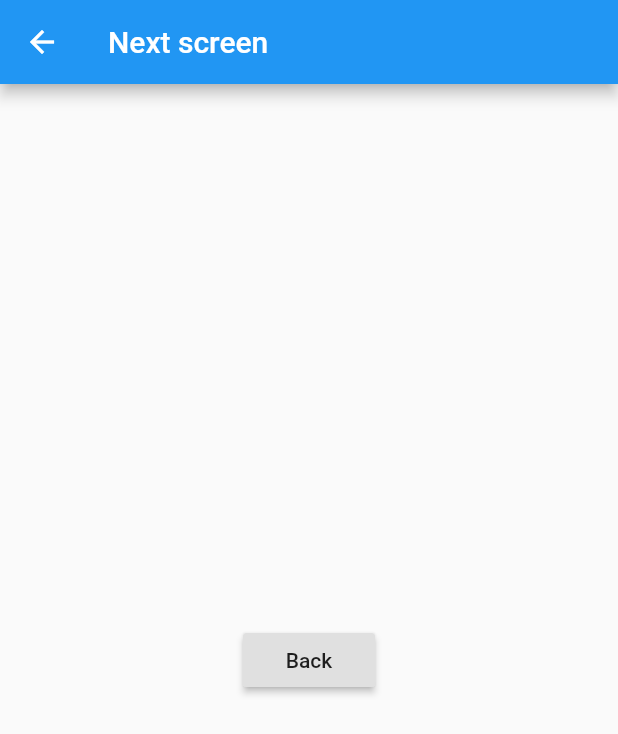
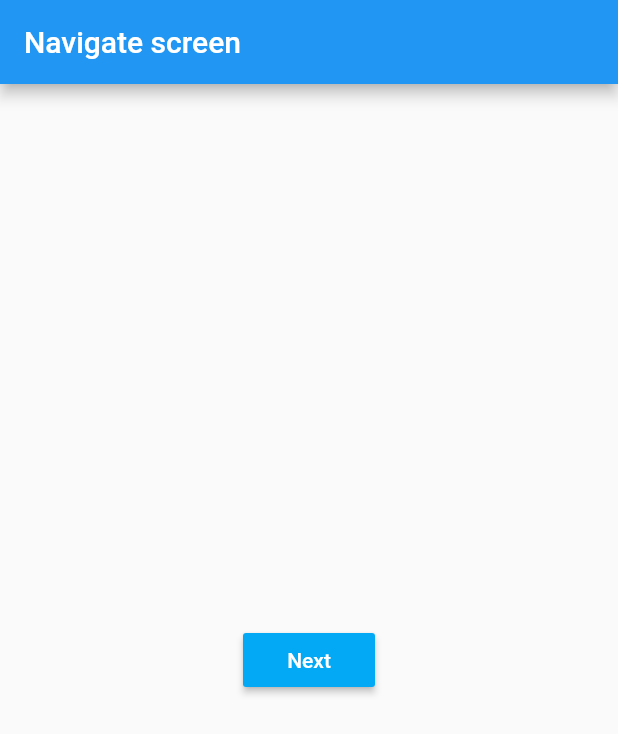
Before and after one commit to kakueki61/flutter_sample, a Flutter app: the screen it shows after launch, after a tap on "Go to NavigateScreen", on a phone screen of 412 x 824 dp. Shown: the top 734 px of the screen. Run offline on Flutter 3.47's test engine with Material 2 defaults, Android fonts, the phone set to English and light mode, and no system bars.

Commit message:
Navigates to NextScreen and back to NavigateScreen

```diff
--- a/lib/main.dart
+++ b/lib/main.dart
@@ -117,8 +117,8 @@ class _MyHomePageState extends State<MyHomePage> {
   }
 
   void _navigateToNavigate() {
-    Navigator.push(context, new MaterialPageRoute(builder: (context) =>
-    new NavigateScreen()
+    Navigator.pushReplacement(context, new MaterialPageRoute(builder: (context) =>
+      new NavigateScreen()
     ));
   }
 }
--- a/lib/navigate_screen.dart
+++ b/lib/navigate_screen.dart
@@ -1,18 +1,29 @@
 import 'package:flutter/material.dart';
+import 'next_screen.dart';
 
 class NavigateScreen extends StatelessWidget {
   @override
   Widget build(BuildContext context) {
     return new Scaffold(
       appBar: new AppBar(
-        title: new Text('Next screen'),
+        title: new Text('Navigate screen'),
       ),
       body: new Center(
         child: new RaisedButton(
-          child: new Text('Back'),
-          onPressed: () => Navigator.pop(context)
+          child: new Text('Next'),
+          textColor: Colors.white,
+          color: Colors.lightBlue,
+          onPressed: () {
+            _onPressNext(context);
+          }
         )
       )
     );
   }
+
+  void _onPressNext(BuildContext context) {
+    Navigator.push(context, new MaterialPageRoute(builder: (context) =>
+      new NextScreen()
+    ));
+  }
 }
--- a/lib/next_screen.dart
+++ b/lib/next_screen.dart
@@ -8,7 +8,7 @@ class NextScreen extends StatelessWidget {
         title: new Text('Next screen'),
       ),
       body: new Center(
-        child: new FlatButton(
+        child: new RaisedButton(
           child: new Text('Back'),
           textColor: Colors.white,
           color: Colors.lightBlue,
```
